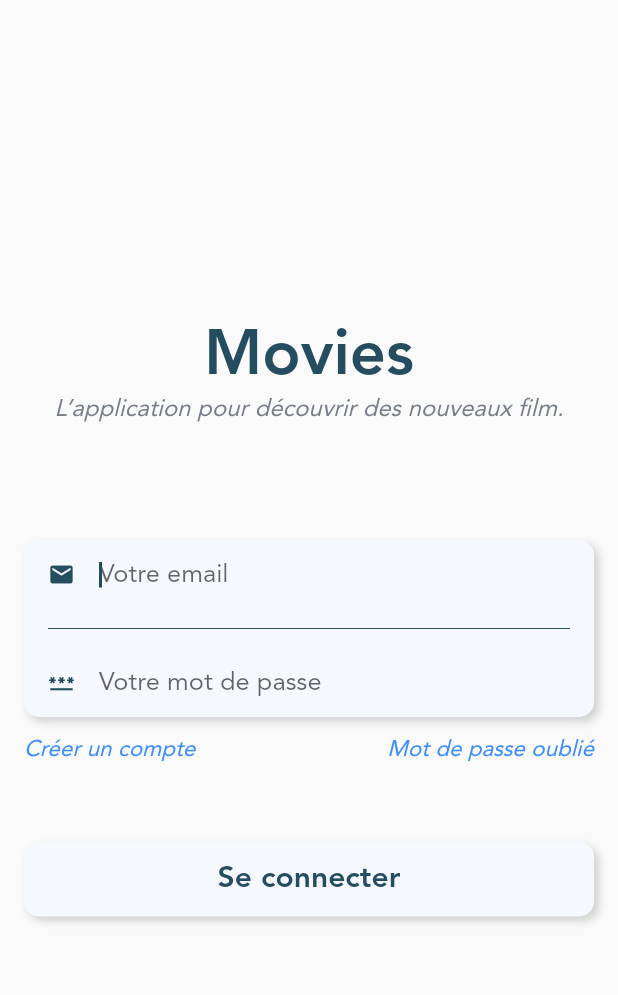
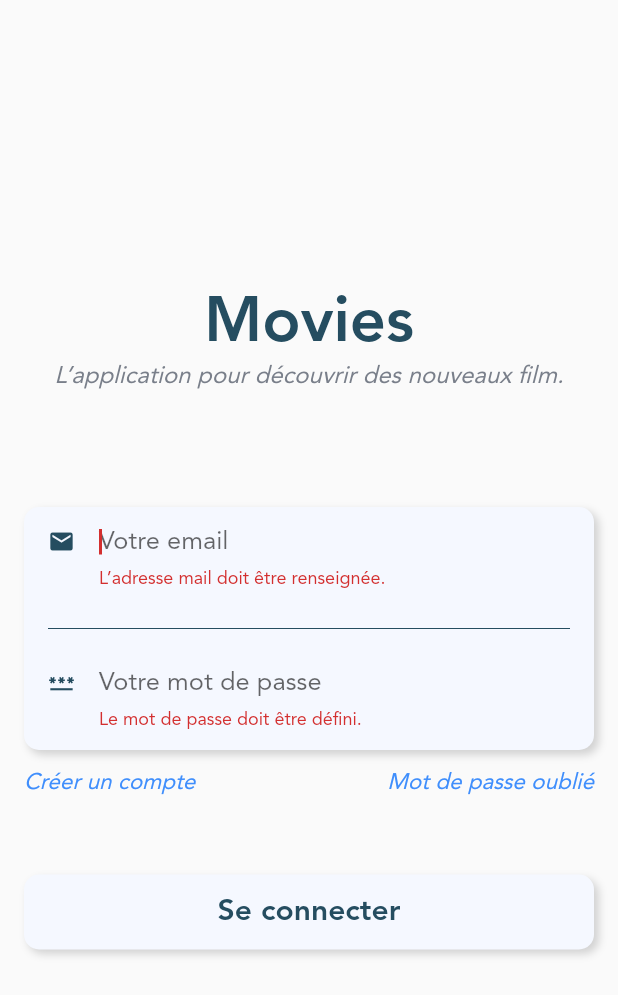
Before and after one commit to trans-dam/movies_2022_2023, a Flutter app: the screen it shows after launch, after a tap on "Se connecter", on a phone screen of 412 x 824 dp. Shown: the top 995 px of the screen. Run offline on Flutter 3.47's test engine with Material 2 defaults, Android fonts, the phone set to English and light mode, and no system bars; our stand-ins replace email_validator.

Commit message:
:sparkles: Introducing login form

```diff
--- a/lib/main.dart
+++ b/lib/main.dart
@@ -1,5 +1,9 @@
+import 'package:movies/routes/router.dart';
+import 'package:movies/routes/routes.dart';
 import 'package:movies/screens/home.dart';
 import 'package:flutter/material.dart';
+import 'package:movies/screens/login_form.dart';
+import 'package:movies/screens/register_form.dart';
 import 'package:movies/styles/constants.dart';
 
 void main() {
@@ -13,11 +17,10 @@ class MyApp extends StatelessWidget {
   @override
   Widget build(BuildContext context) {
     return MaterialApp(
+      initialRoute: kDefaultRoute,
+      routes: router,
       theme: ThemeData(
-        fontFamily: 'Avenir',
-        backgroundColor: kMainBackgroundColor
-      ),
-      home: Home(),
+          fontFamily: 'Avenir', backgroundColor: kMainBackgroundColor),
     );
   }
 }
--- /dev/null
+++ b/lib/partials/links/link.dart
@@ -0,0 +1,20 @@
+import 'package:flutter/material.dart';
+
+import '../../styles/constants.dart';
+
+class Link extends StatelessWidget {
+  Link(this._text, this._onTap) : super();
+  final GestureTapCallback _onTap;
+  final String _text;
+
+  @override
+  Widget build(BuildContext context) {
+    return GestureDetector(
+      onTap: _onTap,
+      child: Text(
+        _text,
+        style: kTagLineStyle,
+      ),
+    );
+  }
+}
--- /dev/null
+++ b/lib/routes/router.dart
@@ -0,0 +1,14 @@
+import 'package:movies/routes/routes.dart';
+import 'package:flutter/material.dart';
+import 'package:movies/screens/reset_password_form.dart';
+
+import '../screens/home.dart';
+import '../screens/login_form.dart';
+import '../screens/register_form.dart';
+
+Map<String, WidgetBuilder> router = {
+  kDefaultRoute: (context) => const Home(),
+  kRegisterRoute: (context) => RegisterForm(),
+  kLoginRoute: (context) => LoginForm(),
+  kResetPasswordRoute: (context) => ResetPasswordForm(),
+};
--- /dev/null
+++ b/lib/routes/routes.dart
@@ -0,0 +1,4 @@
+const String kLoginRoute = '/login';
+const String kRegisterRoute = '/register';
+const String kResetPasswordRoute = '/resetPassword';
+const String kDefaultRoute = kLoginRoute;
--- a/lib/screens/home.dart
+++ b/lib/screens/home.dart
@@ -22,10 +22,10 @@ class _HomePageState extends State<Home> with TickerProviderStateMixin {
 
   @override
   Widget build(BuildContext context) {
-    return Scaffold(
+    return const Scaffold(
       body: SafeArea(
         bottom: false,
-        child: LoginForm(),
+        child: Text("Home"),
       ),
     );
   }
--- a/lib/screens/login_form.dart
+++ b/lib/screens/login_form.dart
@@ -1,6 +1,9 @@
 import 'package:email_validator/email_validator.dart';
+import 'package:flutter/foundation.dart';
 import 'package:flutter/material.dart';
 import 'package:movies/partials/buttons/button.dart';
+import 'package:movies/partials/links/link.dart';
+import 'package:movies/routes/routes.dart';
 
 import '../partials/form/textInput.dart';
 import '../styles/constants.dart';
@@ -11,7 +14,9 @@ class LoginForm extends StatelessWidget {
 
   @override
   Widget build(BuildContext context) {
-    return Form(
+    return Scaffold(
+      body: SafeArea(
+        child: Form(
           key: _loginFormKey,
           child: Padding(
             padding: const EdgeInsets.symmetric(
@@ -84,22 +89,35 @@ class LoginForm extends StatelessWidget {
                 ),
                 Row(
                   mainAxisAlignment: MainAxisAlignment.spaceBetween,
-              children: const [
-                Text(
-                  'Créer un compte',
-                  style: kTagLineStyle,
-                ),
-                Text(
-                  'Mot de passe oublié',
-                  style: kTagLineStyle,
+                  children: [
+                    Link('Créer un compte', () {
+                      Navigator.pushNamed(context, kRegisterRoute);
+                    }),
+                    Link(
+                      'Mot de passe oublié',() {
+                      Navigator.pushNamed(context, kResetPasswordRoute);
+                    },
                     ),
                   ],
                 ),
                 const SizedBox(
                   height: kVerticalSpacer * 2,
                 ),
-            Button('Se connecter', () {})
+                Button('Se connecter', () {
+                  if (_loginFormKey.currentState != null &&
+                      _loginFormKey.currentState!.validate()) {
+                    if (kDebugMode) {
+                      print('OK');
+                    } else {
+                      if (kDebugMode) {
+                        print('KO');
+                      }
+                    }
+                  }
+                })
               ],
+            ),
+          ),
         ),
       ),
     );
```
Also changed, not shown: lib/screens/register_form.dart (+19 -0 lines), lib/screens/reset_password_form.dart (added, +20 -0 lines), 2 other files. Lines whose indentation alone changed are shown as unchanged.
